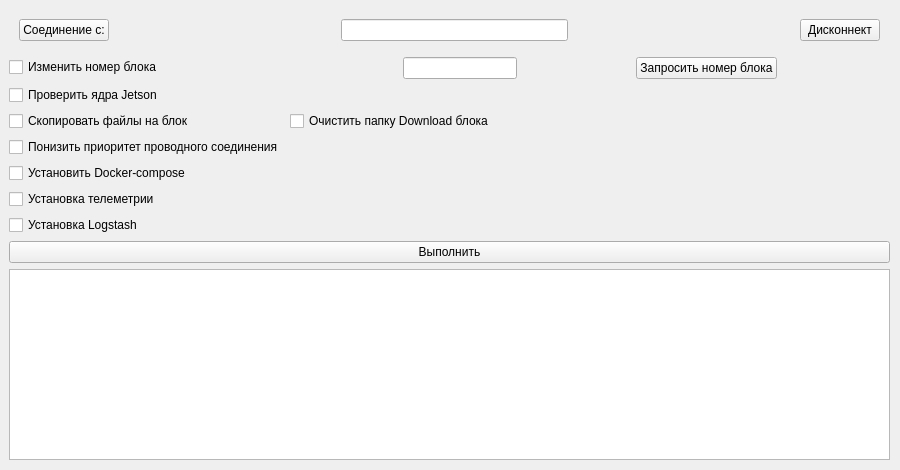
First picture: the form in UI/gui_main.ui, repository ilosex/BUSetup, before the edit.
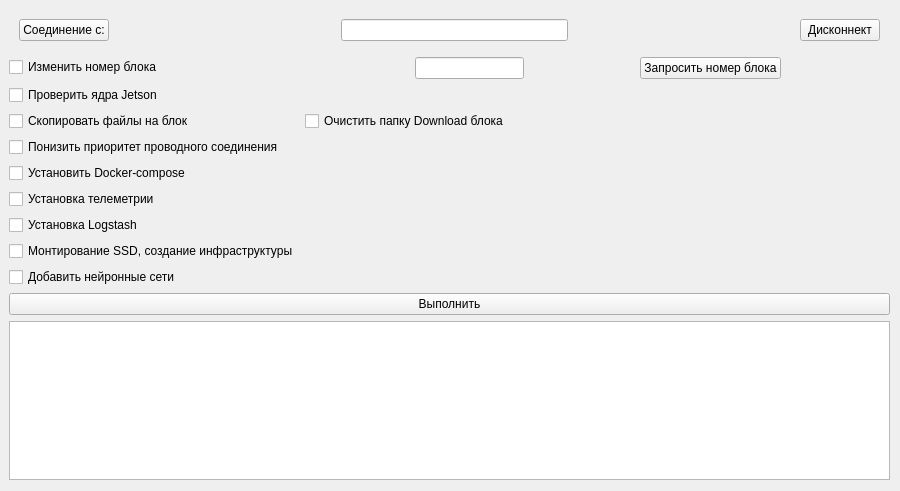
Second picture: the form after the edit.

```diff
--- a/UI/gui_main.ui
+++ b/UI/gui_main.ui
@@ -7,7 +7,7 @@
                 <x>0</x>
                 <y>0</y>
                 <width>900</width>
-                <height>470</height>
+    <height>491</height>
             </rect>
         </property>
         <property name="sizePolicy">
@@ -71,7 +71,7 @@
                         <x>9</x>
                         <y>9</y>
                         <width>881</width>
-                        <height>451</height>
+      <height>471</height>
                     </rect>
                 </property>
                 <layout class="QFormLayout" name="formLayout">
@@ -255,7 +255,7 @@
                             </property>
                         </widget>
                     </item>
-                    <item row="8" column="0" colspan="2">
+     <item row="10" column="0" colspan="2">
                         <layout class="QVBoxLayout" name="verticalLayout">
                             <property name="spacing">
                                 <number>10</number>
@@ -285,7 +285,7 @@
                             </property>
                         </widget>
                     </item>
-                    <item row="10" column="0" colspan="2">
+     <item row="12" column="0" colspan="2">
                         <widget class="QTextEdit" name="textEdit"/>
                     </item>
                     <item row="7" column="0">
@@ -295,6 +295,20 @@
                             </property>
                         </widget>
                     </item>
+     <item row="8" column="0">
+      <widget class="QCheckBox" name="checkBox_9">
+       <property name="text">
+        <string>Монтирование SSD, создание инфраструктуры</string>
+       </property>
+      </widget>
+     </item>
+     <item row="9" column="0">
+      <widget class="QCheckBox" name="checkBox_10">
+       <property name="text">
+        <string>Добавить нейронные сети</string>
+       </property>
+      </widget>
+     </item>
                 </layout>
             </widget>
         </widget>
```
Lines whose indentation alone changed are shown as unchanged.
